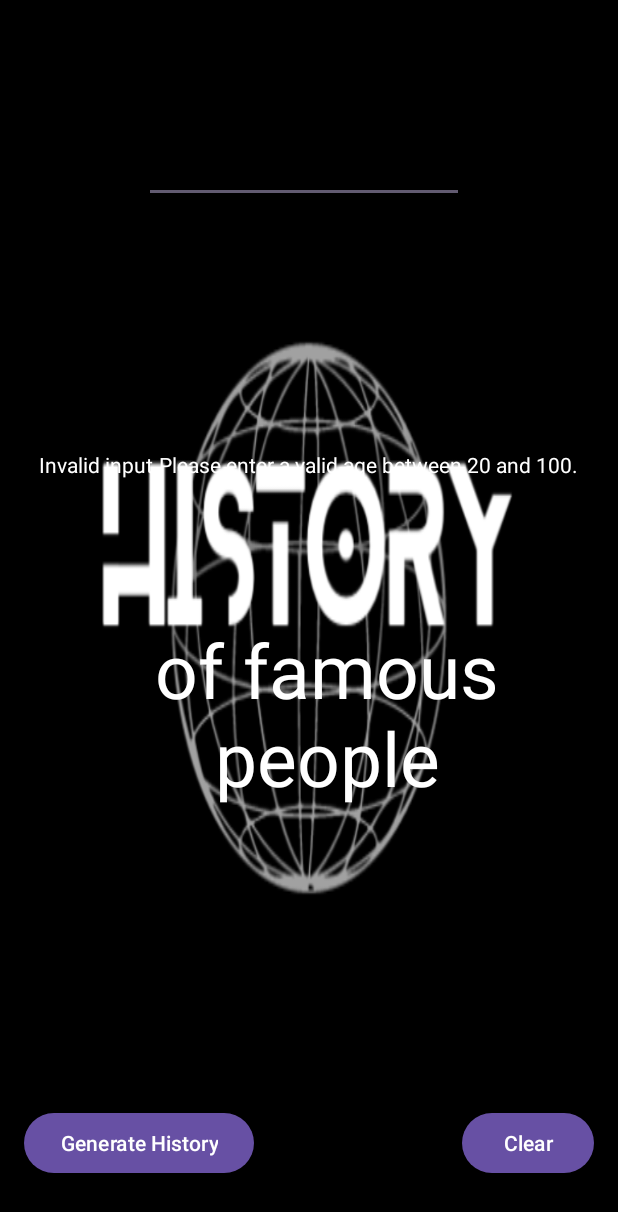
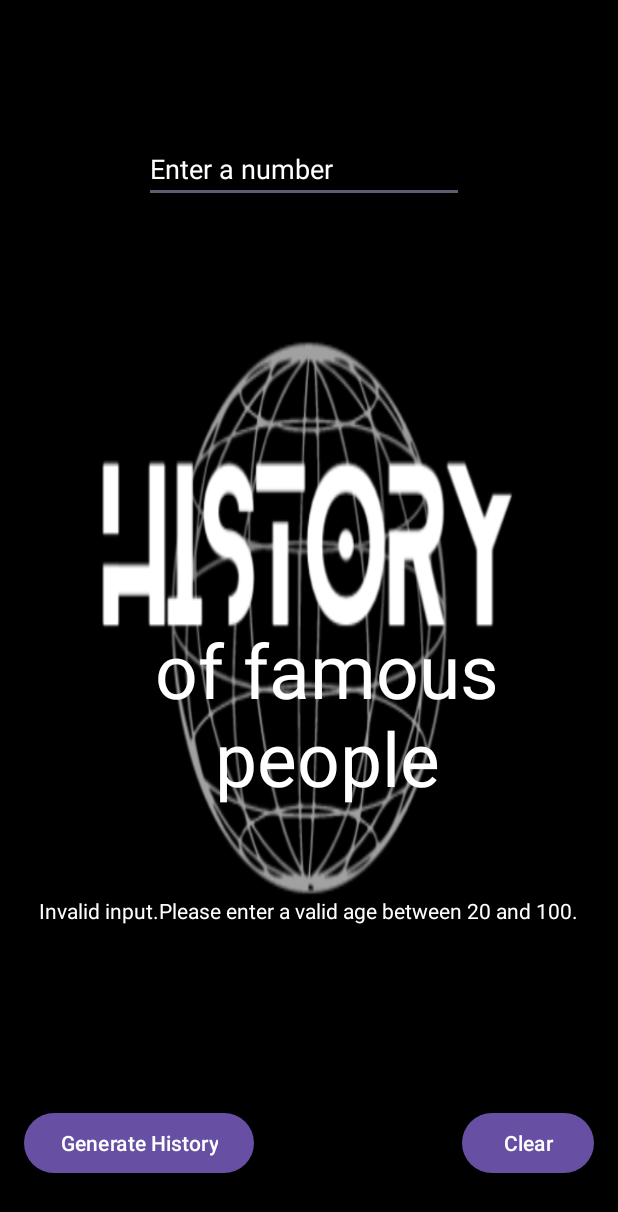
Before and after one commit to kevalthambiran/MyHistoryApp, an Android app: the screen it shows after launch (MainActivity), after a tap on "Generate History", on a phone screen of 412 x 824 dp. Shown: the top 1212 px of the screen. Run offline under Robolectric (Android 15) with nearby library versions, the phone set to English and light mode, and no system bars.

Commit message:
Merge remote-tracking branch 'origin/master'

```diff
--- a/app/src/main/res/layout/activity_main.xml
+++ b/app/src/main/res/layout/activity_main.xml
@@ -12,15 +12,15 @@
         android:id="@+id/resultTextView"
         android:layout_width="wrap_content"
         android:layout_height="wrap_content"
+        android:hint=""
         android:text=""
-        android:hint=""
         android:textColor="@color/white"
         app:layout_constraintBottom_toBottomOf="parent"
         app:layout_constraintEnd_toEndOf="parent"
         app:layout_constraintHorizontal_bias="0.498"
         app:layout_constraintStart_toStartOf="parent"
         app:layout_constraintTop_toTopOf="parent"
-        app:layout_constraintVertical_bias="0.373" />
+        app:layout_constraintVertical_bias="0.742" />
 
     <Button
         android:id="@+id/searchButton"
@@ -51,7 +51,7 @@
         android:layout_width="wrap_content"
         android:layout_height="wrap_content"
         android:ems="10"
-        android:hint=""
+        android:hint="Enter a number"
         android:inputType="text"
         android:text=""
         android:textColor="@color/white"
```
Also changed, not shown: 1 other file.
